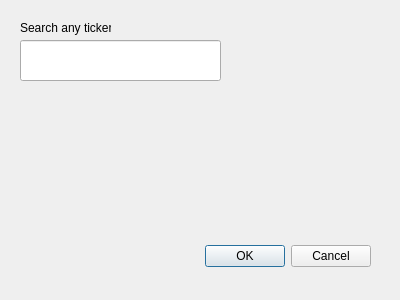
Before: the Qt Designer form symbolsearcher.ui in fritter-c/Stockxx, drawn with Qt 5.
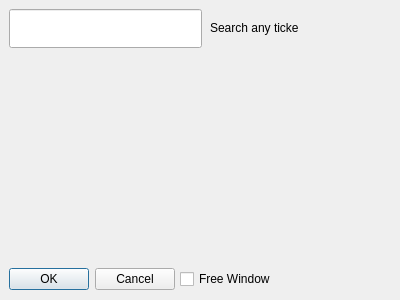
After: the same form once the commit is applied.

Patch:
```diff
--- a/symbolsearcher.ui
+++ b/symbolsearcher.ui
@@ -19,13 +19,16 @@
   <property name="windowTitle">
    <string>Symbols</string>
   </property>
+  <property name="autoFillBackground">
+   <bool>false</bool>
+  </property>
   <widget class="QDialogButtonBox" name="buttonBox">
    <property name="geometry">
     <rect>
-     <x>30</x>
-     <y>240</y>
-     <width>341</width>
-     <height>32</height>
+     <x>9</x>
+     <y>267</y>
+     <width>166</width>
+     <height>24</height>
     </rect>
    </property>
    <property name="orientation">
@@ -35,13 +38,26 @@
     <set>QDialogButtonBox::Cancel|QDialogButtonBox::Ok</set>
    </property>
   </widget>
+  <widget class="QLabel" name="label_Title">
+   <property name="geometry">
+    <rect>
+     <x>210</x>
+     <y>20</y>
+     <width>89</width>
+     <height>16</height>
+    </rect>
+   </property>
+   <property name="text">
+    <string>Search any ticker</string>
+   </property>
+  </widget>
   <widget class="QLineEdit" name="lineEdit_tickerKeyword">
    <property name="geometry">
     <rect>
-     <x>20</x>
-     <y>40</y>
-     <width>201</width>
-     <height>41</height>
+     <x>9</x>
+     <y>9</y>
+     <width>193</width>
+     <height>39</height>
     </rect>
    </property>
    <property name="font">
@@ -50,17 +66,17 @@
     </font>
    </property>
   </widget>
-  <widget class="QLabel" name="label_Title">
+  <widget class="QCheckBox" name="checkBox_FreeWindow">
    <property name="geometry">
     <rect>
-     <x>20</x>
-     <y>20</y>
+     <x>180</x>
+     <y>268</y>
      <width>91</width>
-     <height>16</height>
+     <height>22</height>
     </rect>
    </property>
    <property name="text">
-    <string>Search any ticker</string>
+    <string>Free Window</string>
    </property>
   </widget>
  </widget>
```
Left out of the diff: 3 changed lines with no effect on the pictures.
